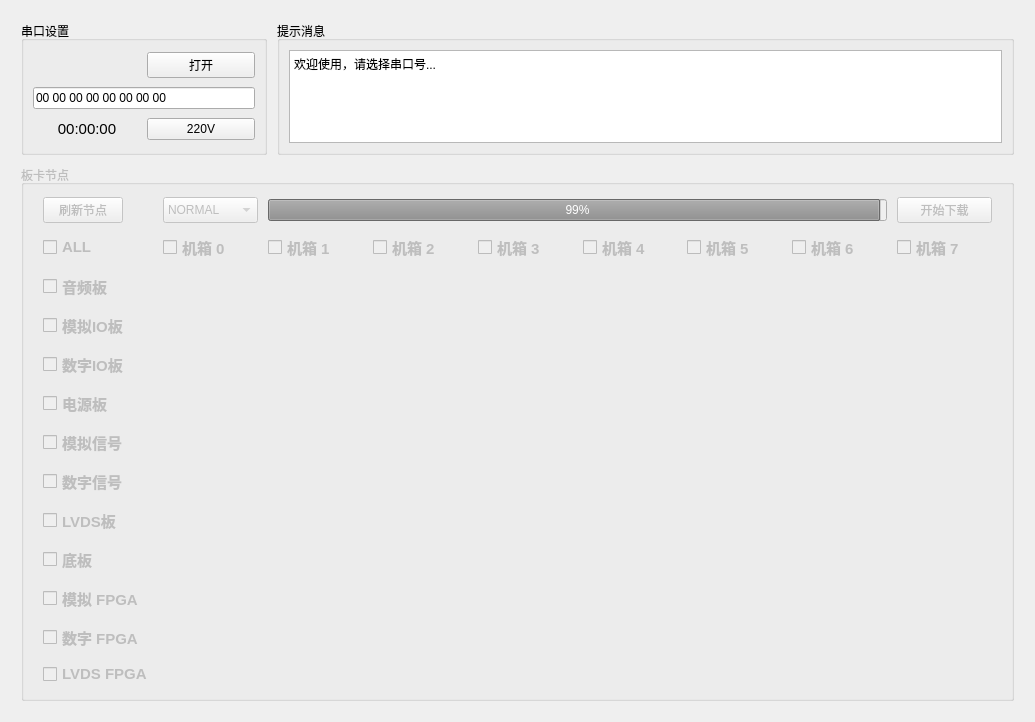
Old version of the form ProgramUpdate.ui in the repository chenzhipeng-hqu/python.
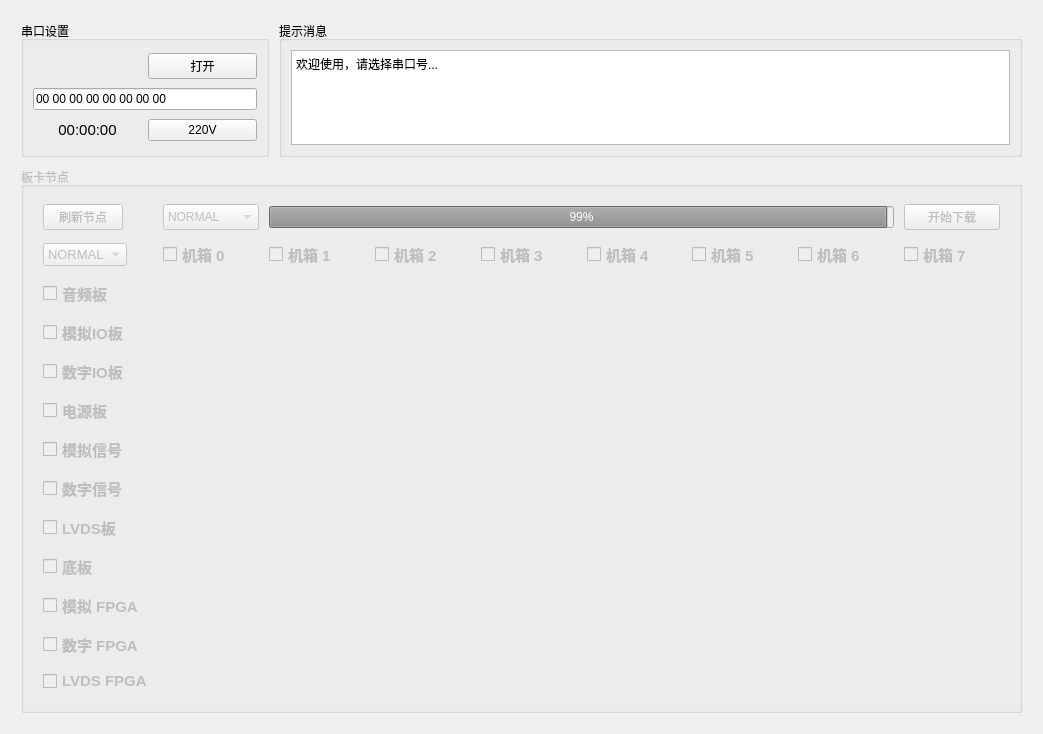
New version of the form.

Commit message:
[feature][common][upgrade] add upgrade as board model
[what]添加按板卡升级模式
[why]null
[how]null

Diff of the .ui file:
```diff
--- a/ProgramUpdate.ui
+++ b/ProgramUpdate.ui
@@ -12,8 +12,8 @@
    <rect>
     <x>0</x>
     <y>0</y>
-    <width>1035</width>
-    <height>722</height>
+    <width>1043</width>
+    <height>734</height>
    </rect>
   </property>
   <property name="sizePolicy">
@@ -295,7 +295,7 @@
        </property>
        <layout class="QGridLayout" name="gridLayout_5">
         <item row="0" column="0">
-         <layout class="QGridLayout" name="gridLayout_3" rowstretch="2,1,1,1,1,1,1,1,1,1,1,1,1" columnstretch="2,1,1,1,1,1,1,1,1" rowminimumheight="2,1,1,1,1,1,1,1,1,1,1,1,1" columnminimumwidth="2,1,1,1,1,1,1,1,1">
+         <layout class="QGridLayout" name="gridLayout_3" rowstretch="2,0,0,0,0,0,0,0,0,0,0,0,0" columnstretch="2,0,0,0,0,0,0,0,0">
           <property name="sizeConstraint">
            <enum>QLayout::SetDefaultConstraint</enum>
           </property>
@@ -314,145 +314,6 @@
           <property name="spacing">
            <number>10</number>
           </property>
-          <item row="10" column="0">
-           <widget class="QCheckBox" name="AnalogFpga_checkBox">
-            <property name="enabled">
-             <bool>false</bool>
-            </property>
-            <property name="font">
-             <font>
-              <pointsize>11</pointsize>
-              <weight>75</weight>
-              <bold>true</bold>
-             </font>
-            </property>
-            <property name="focusPolicy">
-             <enum>Qt::StrongFocus</enum>
-            </property>
-            <property name="layoutDirection">
-             <enum>Qt::LeftToRight</enum>
-            </property>
-            <property name="text">
-             <string>模拟 FPGA</string>
-            </property>
-            <property name="checked">
-             <bool>false</bool>
-            </property>
-            <property name="autoRepeat">
-             <bool>false</bool>
-            </property>
-            <property name="tristate">
-             <bool>false</bool>
-            </property>
-           </widget>
-          </item>
-          <item row="1" column="1">
-           <widget class="QCheckBox" name="Box0_checkBox">
-            <property name="enabled">
-             <bool>false</bool>
-            </property>
-            <property name="font">
-             <font>
-              <pointsize>11</pointsize>
-              <weight>75</weight>
-              <bold>true</bold>
-              <kerning>true</kerning>
-             </font>
-            </property>
-            <property name="focusPolicy">
-             <enum>Qt::StrongFocus</enum>
-            </property>
-            <property name="layoutDirection">
-             <enum>Qt::LeftToRight</enum>
-            </property>
-            <property name="text">
-             <string>机箱 0</string>
-            </property>
-            <property name="checkable">
-             <bool>true</bool>
-            </property>
-            <property name="checked">
-             <bool>false</bool>
-            </property>
-            <property name="autoRepeat">
-             <bool>false</bool>
-            </property>
-            <property name="tristate">
-             <bool>false</bool>
-            </property>
-           </widget>
-          </item>
-          <item row="5" column="0">
-           <widget class="QCheckBox" name="PScontrol_checkBox">
-            <property name="enabled">
-             <bool>false</bool>
-            </property>
-            <property name="font">
-             <font>
-              <pointsize>11</pointsize>
-              <weight>75</weight>
-              <bold>true</bold>
-             </font>
-            </property>
-            <property name="focusPolicy">
-             <enum>Qt::StrongFocus</enum>
-            </property>
-            <property name="layoutDirection">
-             <enum>Qt::LeftToRight</enum>
-            </property>
-            <property name="text">
-             <string>电源板</string>
-            </property>
-            <property name="checked">
-             <bool>false</bool>
-            </property>
-            <property name="autoRepeat">
-             <bool>false</bool>
-            </property>
-            <property name="tristate">
-             <bool>false</bool>
-            </property>
-           </widget>
-          </item>
-          <item row="2" column="0">
-           <widget class="QCheckBox" name="Audio_checkBox">
-            <property name="enabled">
-             <bool>false</bool>
-            </property>
-            <property name="font">
-             <font>
-              <pointsize>11</pointsize>
-              <weight>75</weight>
-              <bold>true</bold>
-             </font>
-            </property>
-            <property name="focusPolicy">
-             <enum>Qt::StrongFocus</enum>
-            </property>
-            <property name="layoutDirection">
-             <enum>Qt::LeftToRight</enum>
-            </property>
-            <property name="text">
-             <string>音频板</string>
-            </property>
-            <property name="checked">
-             <bool>false</bool>
-            </property>
-            <property name="autoRepeat">
-             <bool>false</bool>
-            </property>
-            <property name="tristate">
-             <bool>false</bool>
-            </property>
-           </widget>
-          </item>
-          <item row="0" column="2" colspan="6">
-           <widget class="QProgressBar" name="Progress_bar">
-            <property name="value">
-             <number>99</number>
-            </property>
-           </widget>
-          </item>
           <item row="7" column="0">
            <widget class="QCheckBox" name="DigitalVideo_checkBox">
             <property name="enabled">
@@ -485,8 +346,8 @@
             </property>
            </widget>
           </item>
-          <item row="9" column="0">
-           <widget class="QCheckBox" name="PcieBase_checkBox">
+          <item row="5" column="0">
+           <widget class="QCheckBox" name="PScontrol_checkBox">
             <property name="enabled">
              <bool>false</bool>
             </property>
@@ -504,39 +365,7 @@
              <enum>Qt::LeftToRight</enum>
             </property>
             <property name="text">
-             <string>底板</string>
-            </property>
-            <property name="checked">
-             <bool>false</bool>
-            </property>
-            <property name="autoRepeat">
-             <bool>false</bool>
-            </property>
-            <property name="tristate">
-             <bool>false</bool>
-            </property>
-           </widget>
-          </item>
-          <item row="3" column="0">
-           <widget class="QCheckBox" name="AnalogIO_checkBox">
-            <property name="enabled">
-             <bool>false</bool>
-            </property>
-            <property name="font">
-             <font>
-              <pointsize>11</pointsize>
-              <weight>75</weight>
-              <bold>true</bold>
-             </font>
-            </property>
-            <property name="focusPolicy">
-             <enum>Qt::StrongFocus</enum>
-            </property>
-            <property name="layoutDirection">
-             <enum>Qt::LeftToRight</enum>
-            </property>
-            <property name="text">
-             <string>模拟IO板</string>
+             <string>电源板</string>
             </property>
             <property name="checked">
              <bool>false</bool>
@@ -581,108 +410,6 @@
             </property>
            </widget>
           </item>
-          <item row="11" column="0">
-           <widget class="QCheckBox" name="DigitalFpga_checkBox">
-            <property name="enabled">
-             <bool>false</bool>
-            </property>
-            <property name="font">
-             <font>
-              <pointsize>11</pointsize>
-              <weight>75</weight>
-              <bold>true</bold>
-             </font>
-            </property>
-            <property name="focusPolicy">
-             <enum>Qt::StrongFocus</enum>
-            </property>
-            <property name="layoutDirection">
-             <enum>Qt::LeftToRight</enum>
-            </property>
-            <property name="text">
-             <string>数字 FPGA</string>
-            </property>
-            <property name="checked">
-             <bool>false</bool>
-            </property>
-            <property name="autoRepeat">
-             <bool>false</bool>
-            </property>
-            <property name="tristate">
-             <bool>false</bool>
-            </property>
-           </widget>
-          </item>
-          <item row="1" column="8">
-           <widget class="QCheckBox" name="Box7_checkBox">
-            <property name="enabled">
-             <bool>false</bool>
-            </property>
-            <property name="font">
-             <font>
-              <pointsize>11</pointsize>
-              <weight>75</weight>
-              <bold>true</bold>
-             </font>
-            </property>
-            <property name="focusPolicy">
-             <enum>Qt::StrongFocus</enum>
-            </property>
-            <property name="layoutDirection">
-             <enum>Qt::LeftToRight</enum>
-            </property>
-            <property name="text">
-             <string>机箱 7</string>
-            </property>
-            <property name="checkable">
-             <bool>true</bool>
-            </property>
-            <property name="checked">
-             <bool>false</bool>
-            </property>
-            <property name="autoRepeat">
-             <bool>false</bool>
-            </property>
-            <property name="tristate">
-             <bool>false</bool>
-            </property>
-           </widget>
-          </item>
-          <item row="1" column="6">
-           <widget class="QCheckBox" name="Box5_checkBox">
-            <property name="enabled">
-             <bool>false</bool>
-            </property>
-            <property name="font">
-             <font>
-              <pointsize>11</pointsize>
-              <weight>75</weight>
-              <bold>true</bold>
-             </font>
-            </property>
-            <property name="focusPolicy">
-             <enum>Qt::StrongFocus</enum>
-            </property>
-            <property name="layoutDirection">
-             <enum>Qt::LeftToRight</enum>
-            </property>
-            <property name="text">
-             <string>机箱 5</string>
-            </property>
-            <property name="checkable">
-             <bool>true</bool>
-            </property>
-            <property name="checked">
-             <bool>false</bool>
-            </property>
-            <property name="autoRepeat">
-             <bool>false</bool>
-            </property>
-            <property name="tristate">
-             <bool>false</bool>
-            </property>
-           </widget>
-          </item>
           <item row="8" column="0">
            <widget class="QCheckBox" name="LVDS_checkBox">
             <property name="enabled">
@@ -715,194 +442,6 @@
             </property>
            </widget>
           </item>
-          <item row="1" column="0">
-           <widget class="QCheckBox" name="allNodeID_checkBox">
-            <property name="enabled">
-             <bool>false</bool>
-            </property>
-            <property name="font">
-             <font>
-              <pointsize>11</pointsize>
-              <weight>75</weight>
-              <bold>true</bold>
-             </font>
-            </property>
-            <property name="focusPolicy">
-             <enum>Qt::StrongFocus</enum>
-            </property>
-            <property name="layoutDirection">
-             <enum>Qt::LeftToRight</enum>
-            </property>
-            <property name="text">
-             <string>ALL</string>
-            </property>
-            <property name="checked">
-             <bool>false</bool>
-            </property>
-            <property name="autoRepeat">
-             <bool>false</bool>
-            </property>
-            <property name="tristate">
-             <bool>false</bool>
-            </property>
-           </widget>
-          </item>
-          <item row="1" column="2">
-           <widget class="QCheckBox" name="Box1_checkBox">
-            <property name="enabled">
-             <bool>false</bool>
-            </property>
-            <property name="font">
-             <font>
-              <pointsize>11</pointsize>
-              <weight>75</weight>
-              <bold>true</bold>
-             </font>
-            </property>
-            <property name="focusPolicy">
-             <enum>Qt::StrongFocus</enum>
-            </property>
-            <property name="layoutDirection">
-             <enum>Qt::LeftToRight</enum>
-            </property>
-            <property name="text">
-             <string>机箱 1</string>
-            </property>
-            <property name="checkable">
-             <bool>true</bool>
-            </property>
-            <property name="checked">
-             <bool>false</bool>
-            </property>
-            <property name="autoRepeat">
-             <bool>false</bool>
-            </property>
-            <property name="tristate">
-             <bool>false</bool>
-            </property>
-           </widget>
-          </item>
-          <item row="1" column="7">
-           <widget class="QCheckBox" name="Box6_checkBox">
-            <property name="enabled">
-             <bool>false</bool>
-            </property>
-            <property name="font">
-             <font>
-              <pointsize>11</pointsize>
-              <weight>75</weight>
-              <bold>true</bold>
-             </font>
-            </property>
-            <property name="focusPolicy">
-             <enum>Qt::StrongFocus</enum>
-            </property>
-            <property name="layoutDirection">
-             <enum>Qt::LeftToRight</enum>
-            </property>
-            <property name="text">
-             <string>机箱 6</string>
-            </property>
-            <property name="checkable">
-             <bool>true</bool>
-            </property>
-            <property name="checked">
-             <bool>false</bool>
-            </property>
-            <property name="autoRepeat">
-             <bool>false</bool>
-            </property>
-            <property name="tristate">
-             <bool>false</bool>
-            </property>
-           </widget>
-          </item>
-          <item row="1" column="4">
-           <widget class="QCheckBox" name="Box3_checkBox">
-            <property name="enabled">
-             <bool>false</bool>
-            </property>
-            <property name="font">
-             <font>
-              <pointsize>11</pointsize>
-              <weight>75</weight>
-              <bold>true</bold>
-             </font>
-            </property>
-            <property name="focusPolicy">
-             <enum>Qt::StrongFocus</enum>
-            </property>
-            <property name="layoutDirection">
-             <enum>Qt::LeftToRight</enum>
-            </property>
-            <property name="text">
-             <string>机箱 3</string>
-            </property>
-            <property name="checkable">
-             <bool>true</bool>
-            </property>
-            <property name="checked">
-             <bool>false</bool>
-            </property>
-            <property name="autoRepeat">
-             <bool>false</bool>
-            </property>
-            <property name="tristate">
-             <bool>false</bool>
-            </property>
-           </widget>
-          </item>
-          <item row="0" column="0">
-           <widget class="QPushButton" name="BoardRefresh_button">
-            <property name="sizePolicy">
-             <sizepolicy hsizetype="Maximum" vsizetype="Maximum">
-              <horstretch>0</horstretch>
-              <verstretch>0</verstretch>
-             </sizepolicy>
-            </property>
-            <property name="text">
-             <string>刷新节点</string>
-            </property>
-            <property name="shortcut">
-             <string>F5</string>
-            </property>
-           </widget>
-          </item>
-          <item row="1" column="5">
-           <widget class="QCheckBox" name="Box4_checkBox">
-            <property name="enabled">
-             <bool>false</bool>
-            </property>
-            <property name="font">
-             <font>
-              <pointsize>11</pointsize>
-              <weight>75</weight>
-              <bold>true</bold>
-             </font>
-            </property>
-            <property name="focusPolicy">
-             <enum>Qt::StrongFocus</enum>
-            </property>
-            <property name="layoutDirection">
-             <enum>Qt::LeftToRight</enum>
-            </property>
-            <property name="text">
-             <string>机箱 4</string>
-            </property>
-            <property name="checkable">
-             <bool>true</bool>
-            </property>
-            <property name="checked">
-             <bool>false</bool>
-            </property>
-            <property name="autoRepeat">
-             <bool>false</bool>
-            </property>
-            <property name="tristate">
-             <bool>false</bool>
-            </property>
-           </widget>
-          </item>
           <item row="12" column="0">
            <widget class="QCheckBox" name="LvdsFpga_checkBox">
             <property name="enabled">
@@ -935,8 +474,8 @@
             </property>
            </widget>
           </item>
-          <item row="1" column="3">
-           <widget class="QCheckBox" name="Box2_checkBox">
+          <item row="10" column="0">
+           <widget class="QCheckBox" name="AnalogFpga_checkBox">
             <property name="enabled">
              <bool>false</bool>
             </property>
@@ -954,8 +493,112 @@
              <enum>Qt::LeftToRight</enum>
             </property>
             <property name="text">
-             <string>机箱 2</string>
+             <string>模拟 FPGA</string>
             </property>
+            <property name="checked">
+             <bool>false</bool>
+            </property>
+            <property name="autoRepeat">
+             <bool>false</bool>
+            </property>
+            <property name="tristate">
+             <bool>false</bool>
+            </property>
+           </widget>
+          </item>
+          <item row="11" column="0">
+           <widget class="QCheckBox" name="DigitalFpga_checkBox">
+            <property name="enabled">
+             <bool>false</bool>
+            </property>
+            <property name="font">
+             <font>
+              <pointsize>11</pointsize>
+              <weight>75</weight>
+              <bold>true</bold>
+             </font>
+            </property>
+            <property name="focusPolicy">
+             <enum>Qt::StrongFocus</enum>
+            </property>
+            <property name="layoutDirection">
+             <enum>Qt::LeftToRight</enum>
+            </property>
+            <property name="text">
+             <string>数字 FPGA</string>
+            </property>
+            <property name="checked">
+             <bool>false</bool>
+            </property>
+            <property name="autoRepeat">
+             <bool>false</bool>
+            </property>
+            <property name="tristate">
+             <bool>false</bool>
+            </property>
+           </widget>
+          </item>
+          <item row="9" column="0">
+           <widget class="QCheckBox" name="PcieBase_checkBox">
+            <property name="enabled">
+             <bool>false</bool>
+            </property>
+            <property name="font">
+             <font>
+              <pointsize>11</pointsize>
+              <weight>75</weight>
+              <bold>true</bold>
+             </font>
+            </property>
+            <property name="focusPolicy">
+             <enum>Qt::StrongFocus</enum>
+            </property>
+            <property name="layoutDirection">
+             <enum>Qt::LeftToRight</enum>
+            </property>
+            <property name="text">
+             <string>底板</string>
+            </property>
+            <property name="checked">
+             <bool>false</bool>
+            </property>
+            <property name="autoRepeat">
+             <bool>false</bool>
+            </property>
+            <property name="tristate">
+             <bool>false</bool>
+            </property>
+           </widget>
+          </item>
+          <item row="0" column="2" colspan="6">
+           <widget class="QProgressBar" name="Progress_bar">
+            <property name="value">
+             <number>99</number>
+            </property>
+           </widget>
+          </item>
+          <item row="1" column="1">
+           <widget class="QCheckBox" name="Box0_checkBox">
+            <property name="enabled">
+             <bool>false</bool>
+            </property>
+            <property name="font">
+             <font>
+              <pointsize>11</pointsize>
+              <weight>75</weight>
+              <bold>true</bold>
+              <kerning>true</kerning>
+             </font>
+            </property>
+            <property name="focusPolicy">
+             <enum>Qt::StrongFocus</enum>
+            </property>
+            <property name="layoutDirection">
+             <enum>Qt::LeftToRight</enum>
+            </property>
+            <property name="text">
+             <string>机箱 0</string>
+            </property>
             <property name="checkable">
              <bool>true</bool>
             </property>
@@ -970,6 +613,73 @@
             </property>
            </widget>
           </item>
+          <item row="1" column="5">
+           <widget class="QCheckBox" name="Box4_checkBox">
+            <property name="enabled">
+             <bool>false</bool>
+            </property>
+            <property name="font">
+             <font>
+              <pointsize>11</pointsize>
+              <weight>75</weight>
+              <bold>true</bold>
+             </font>
+            </property>
+            <property name="focusPolicy">
+             <enum>Qt::StrongFocus</enum>
+            </property>
+            <property name="layoutDirection">
+             <enum>Qt::LeftToRight</enum>
+            </property>
+            <property name="text">
+             <string>机箱 4</string>
+            </property>
+            <property name="checkable">
+             <bool>true</bool>
+            </property>
+            <property name="checked">
+             <bool>false</bool>
+            </property>
+            <property name="autoRepeat">
+             <bool>false</bool>
+            </property>
+            <property name="tristate">
+             <bool>false</bool>
+            </property>
+           </widget>
+          </item>
+          <item row="4" column="0">
+           <widget class="QCheckBox" name="DigitalIO_checkBox">
+            <property name="enabled">
+             <bool>false</bool>
+            </property>
+            <property name="font">
+             <font>
+              <pointsize>11</pointsize>
+              <weight>75</weight>
+              <bold>true</bold>
+             </font>
+            </property>
+            <property name="focusPolicy">
+             <enum>Qt::StrongFocus</enum>
+            </property>
+            <property name="layoutDirection">
+             <enum>Qt::LeftToRight</enum>
+            </property>
+            <property name="text">
+             <string>数字IO板</string>
+            </property>
+            <property name="checked">
+             <bool>false</bool>
+            </property>
+            <property name="autoRepeat">
+             <bool>false</bool>
+            </property>
+            <property name="tristate">
+             <bool>false</bool>
+            </property>
+           </widget>
+          </item>
           <item row="0" column="8">
            <widget class="QPushButton" name="download_button">
             <property name="enabled">
@@ -986,38 +696,6 @@
             </property>
            </widget>
           </item>
-          <item row="4" column="0">
-           <widget class="QCheckBox" name="DigitalIO_checkBox">
-            <property name="enabled">
-             <bool>false</bool>
-            </property>
-            <property name="font">
-             <font>
-              <pointsize>11</pointsize>
-              <weight>75</weight>
-              <bold>true</bold>
-             </font>
-            </property>
-            <property name="focusPolicy">
-             <enum>Qt::StrongFocus</enum>
-            </property>
-            <property name="layoutDirection">
-             <enum>Qt::LeftToRight</enum>
-            </property>
-            <property name="text">
-             <string>数字IO板</string>
-            </property>
-            <property name="checked">
-             <bool>false</bool>
-            </property>
-            <property name="autoRepeat">
-             <bool>false</bool>
-            </property>
-            <property name="tristate">
-             <bool>false</bool>
-            </property>
-           </widget>
-          </item>
           <item row="0" column="1">
            <widget class="QComboBox" name="Lvds_comboBox">
             <property name="enabled">
@@ -1086,6 +764,349 @@
             </item>
            </widget>
           </item>
+          <item row="1" column="8">
+           <widget class="QCheckBox" name="Box7_checkBox">
+            <property name="enabled">
+             <bool>false</bool>
+            </property>
+            <property name="font">
+             <font>
+              <pointsize>11</pointsize>
+              <weight>75</weight>
+              <bold>true</bold>
+             </font>
+            </property>
+            <property name="focusPolicy">
+             <enum>Qt::StrongFocus</enum>
+            </property>
+            <property name="layoutDirection">
+             <enum>Qt::LeftToRight</enum>
+            </property>
+            <property name="text">
+             <string>机箱 7</string>
+            </property>
+            <property name="checkable">
+             <bool>true</bool>
+            </property>
+            <property name="checked">
+             <bool>false</bool>
+            </property>
+            <property name="autoRepeat">
+             <bool>false</bool>
+            </property>
+            <property name="tristate">
+             <bool>false</bool>
+            </property>
+           </widget>
+          </item>
+          <item row="1" column="3">
+           <widget class="QCheckBox" name="Box2_checkBox">
+            <property name="enabled">
+             <bool>false</bool>
+            </property>
+            <property name="font">
+             <font>
+              <pointsize>11</pointsize>
+              <weight>75</weight>
+              <bold>true</bold>
+             </font>
+            </property>
+            <property name="focusPolicy">
+             <enum>Qt::StrongFocus</enum>
+            </property>
+            <property name="layoutDirection">
+             <enum>Qt::LeftToRight</enum>
+            </property>
+            <property name="text">
+             <string>机箱 2</string>
+            </property>
+            <property name="checkable">
+             <bool>true</bool>
+            </property>
+            <property name="checked">
+             <bool>false</bool>
+            </property>
+            <property name="autoRepeat">
+             <bool>false</bool>
+            </property>
+            <property name="tristate">
+             <bool>false</bool>
+            </property>
+           </widget>
+          </item>
+          <item row="2" column="0">
+           <widget class="QCheckBox" name="Audio_checkBox">
+            <property name="enabled">
+             <bool>false</bool>
+            </property>
+            <property name="font">
+             <font>
+              <pointsize>11</pointsize>
+              <weight>75</weight>
+              <bold>true</bold>
+             </font>
+            </property>
+            <property name="focusPolicy">
+             <enum>Qt::StrongFocus</enum>
+            </property>
+            <property name="layoutDirection">
+             <enum>Qt::LeftToRight</enum>
+            </property>
+            <property name="text">
+             <string>音频板</string>
+            </property>
+            <property name="checked">
+             <bool>false</bool>
+            </property>
+            <property name="autoRepeat">
+             <bool>false</bool>
+            </property>
+            <property name="tristate">
+             <bool>false</bool>
+            </property>
+           </widget>
+          </item>
+          <item row="1" column="2">
+           <widget class="QCheckBox" name="Box1_checkBox">
+            <property name="enabled">
+             <bool>false</bool>
+            </property>
+            <property name="font">
+             <font>
+              <pointsize>11</pointsize>
+              <weight>75</weight>
+              <bold>true</bold>
+             </font>
+            </property>
+            <property name="focusPolicy">
+             <enum>Qt::StrongFocus</enum>
+            </property>
+            <property name="layoutDirection">
+             <enum>Qt::LeftToRight</enum>
+            </property>
+            <property name="text">
+             <string>机箱 1</string>
+            </property>
+            <property name="checkable">
+             <bool>true</bool>
+            </property>
+            <property name="checked">
+             <bool>false</bool>
+            </property>
+            <property name="autoRepeat">
+             <bool>false</bool>
+            </property>
+            <property name="tristate">
+             <bool>false</bool>
+            </property>
+           </widget>
+          </item>
+          <item row="0" column="0">
+           <widget class="QPushButton" name="BoardRefresh_button">
+            <property name="sizePolicy">
+             <sizepolicy hsizetype="Maximum" vsizetype="Maximum">
+              <horstretch>0</horstretch>
+              <verstretch>0</verstretch>
+             </sizepolicy>
+            </property>
+            <property name="text">
+             <string>刷新节点</string>
+            </property>
+            <property name="shortcut">
+             <string>F5</string>
+            </property>
+           </widget>
+          </item>
+          <item row="1" column="0">
+           <widget class="QComboBox" name="downloadMode_comboBox">
+            <property name="enabled">
+             <bool>false</bool>
+            </property>
+            <property name="sizePolicy">
+             <sizepolicy hsizetype="Fixed" vsizetype="Fixed">
+              <horstretch>0</horstretch>
+              <verstretch>0</verstretch>
+             </sizepolicy>
+            </property>
+            <property name="font">
+             <font>
+              <pointsize>10</pointsize>
+             </font>
+            </property>
+            <property name="focusPolicy">
+             <enum>Qt::WheelFocus</enum>
+            </property>
+            <property name="contextMenuPolicy">
+             <enum>Qt::CustomContextMenu</enum>
+            </property>
+            <property name="layoutDirection">
+             <enum>Qt::LeftToRight</enum>
+            </property>
+            <property name="currentText">
+             <string>NORMAL</string>
+            </property>
+            <property name="frame">
+             <bool>true</bool>
+            </property>
+            <item>
+             <property name="text">
+              <string>NORMAL</string>
+             </property>
+            </item>
+            <item>
+             <property name="text">
+              <string>BOARD</string>
+             </property>
+            </item>
+            <item>
+             <property name="text">
+              <string>BOX</string>
+             </property>
+            </item>
+            <item>
+             <property name="text">
+              <string>ALL</string>
+             </property>
+            </item>
+           </widget>
+          </item>
+          <item row="1" column="4">
+           <widget class="QCheckBox" name="Box3_checkBox">
+            <property name="enabled">
+             <bool>false</bool>
+            </property>
+            <property name="font">
+             <font>
+              <pointsize>11</pointsize>
+              <weight>75</weight>
+              <bold>true</bold>
+             </font>
+            </property>
+            <property name="focusPolicy">
+             <enum>Qt::StrongFocus</enum>
+            </property>
+            <property name="layoutDirection">
+             <enum>Qt::LeftToRight</enum>
+            </property>
+            <property name="text">
+             <string>机箱 3</string>
+            </property>
+            <property name="checkable">
+             <bool>true</bool>
+            </property>
+            <property name="checked">
+             <bool>false</bool>
+            </property>
+            <property name="autoRepeat">
+             <bool>false</bool>
+            </property>
+            <property name="tristate">
+             <bool>false</bool>
+            </property>
+           </widget>
+          </item>
+          <item row="1" column="6">
+           <widget class="QCheckBox" name="Box5_checkBox">
+            <property name="enabled">
+             <bool>false</bool>
+            </property>
+            <property name="font">
+             <font>
+              <pointsize>11</pointsize>
+              <weight>75</weight>
+              <bold>true</bold>
+             </font>
+            </property>
+            <property name="focusPolicy">
+             <enum>Qt::StrongFocus</enum>
+            </property>
+            <property name="layoutDirection">
+             <enum>Qt::LeftToRight</enum>
+            </property>
+            <property name="text">
+             <string>机箱 5</string>
+            </property>
+            <property name="checkable">
+             <bool>true</bool>
+            </property>
+            <property name="checked">
+             <bool>false</bool>
+            </property>
+            <property name="autoRepeat">
+             <bool>false</bool>
+            </property>
+            <property name="tristate">
+             <bool>false</bool>
+            </property>
+           </widget>
+          </item>
+          <item row="1" column="7">
+           <widget class="QCheckBox" name="Box6_checkBox">
+            <property name="enabled">
+             <bool>false</bool>
+            </property>
+            <property name="font">
+             <font>
+              <pointsize>11</pointsize>
+              <weight>75</weight>
+              <bold>true</bold>
+             </font>
+            </property>
+            <property name="focusPolicy">
+             <enum>Qt::StrongFocus</enum>
+            </property>
+            <property name="layoutDirection">
+             <enum>Qt::LeftToRight</enum>
+            </property>
+            <property name="text">
+             <string>机箱 6</string>
+            </property>
+            <property name="checkable">
+             <bool>true</bool>
+            </property>
+            <property name="checked">
+             <bool>false</bool>
+            </property>
+            <property name="autoRepeat">
+             <bool>false</bool>
+            </property>
+            <property name="tristate">
+             <bool>false</bool>
+            </property>
+           </widget>
+          </item>
+          <item row="3" column="0">
+           <widget class="QCheckBox" name="AnalogIO_checkBox">
+            <property name="enabled">
+             <bool>false</bool>
+            </property>
+            <property name="font">
+             <font>
+              <pointsize>11</pointsize>
+              <weight>75</weight>
+              <bold>true</bold>
+             </font>
+            </property>
+            <property name="focusPolicy">
+             <enum>Qt::StrongFocus</enum>
+            </property>
+            <property name="layoutDirection">
+             <enum>Qt::LeftToRight</enum>
+            </property>
+            <property name="text">
+             <string>模拟IO板</string>
+            </property>
+            <property name="checked">
+             <bool>false</bool>
+            </property>
+            <property name="autoRepeat">
+             <bool>false</bool>
+            </property>
+            <property name="tristate">
+             <bool>false</bool>
+            </property>
+           </widget>
+          </item>
          </layout>
         </item>
        </layout>
```
The commit also changes 3 other files.
